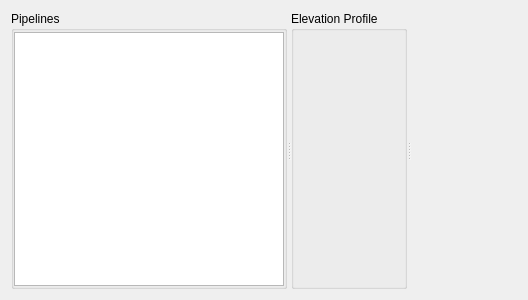
First picture: the form in mlapp/src/views/pipeline_widget_base.ui, repository Trailmarker/paddock-power, before the edit.
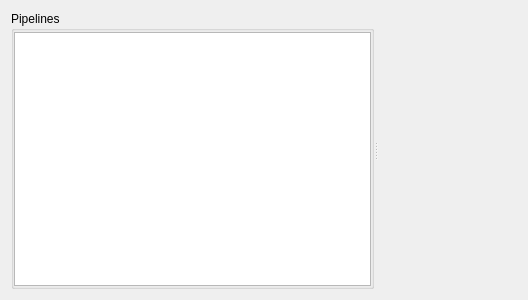
Second picture: the form after the edit. Custom widgets are drawn as their Qt base class.

Commit message: Fence and Pipeline profiles are now popped as a dialog when you select a feature (PP-55)

```diff
--- a/mlapp/src/views/pipeline_widget_base.ui
+++ b/mlapp/src/views/pipeline_widget_base.ui
@@ -44,77 +44,13 @@
        </property>
        <item>
         <widget class="PipelineLayerList" name="pipelineList">
-        <property name="sizePolicy">
-       <sizepolicy hsizetype="Minimum" vsizetype="MinimumExpanding">
-        <horstretch>0</horstretch>
-        <verstretch>0</verstretch>
-       </sizepolicy>
-       </property>
-       </widget>
-       </item>
-      </layout>
-     </widget>
-     <widget class="QGroupBox" name="profileGroupBox">
-      <property name="sizePolicy">
-       <sizepolicy hsizetype="MinimumExpanding" vsizetype="MinimumExpanding">
-        <horstretch>0</horstretch>
-        <verstretch>0</verstretch>
-       </sizepolicy>
-      </property>
-      <property name="title">
-       <string>Elevation Profile</string>
-      </property>
-      <layout class="QVBoxLayout" name="profileVerticalLayout">
-       <property name="spacing">
-        <number>0</number>
-       </property>
-       <property name="leftMargin">
-        <number>0</number>
-       </property>
-       <property name="topMargin">
-        <number>1</number>
-       </property>
-       <property name="rightMargin">
-        <number>0</number>
-       </property>
-       <property name="bottomMargin">
-        <number>0</number>
-       </property>
-       <item>
-        <layout class="QVBoxLayout" name="profileLayout">
-         <property name="topMargin">
-          <number>0</number>
+         <property name="sizePolicy">
+          <sizepolicy hsizetype="Minimum" vsizetype="MinimumExpanding">
+           <horstretch>0</horstretch>
+           <verstretch>0</verstretch>
+          </sizepolicy>
          </property>
-         <item>
-          <widget class="ProfileDetails" name="profileDetails" native="true">
-           <property name="sizePolicy">
-            <sizepolicy hsizetype="MinimumExpanding" vsizetype="MinimumExpanding">
-             <horstretch>0</horstretch>
-             <verstretch>0</verstretch>
-            </sizepolicy>
-           </property>
-           <property name="minimumSize">
-            <size>
-             <width>0</width>
-             <height>0</height>
-            </size>
-           </property>
-          </widget>
-         </item>
-        </layout>
-       </item>
-       <item>
-        <spacer name="verticalSpacer">
-         <property name="orientation">
-          <enum>Qt::Vertical</enum>
-         </property>
-         <property name="sizeHint" stdset="0">
-          <size>
-           <width>20</width>
-           <height>40</height>
-          </size>
-         </property>
-        </spacer>
+        </widget>
        </item>
       </layout>
      </widget>
@@ -131,12 +67,6 @@
   </layout>
  </widget>
  <customwidgets>
-  <customwidget>
-   <class>ProfileDetails</class>
-   <extends>QWidget</extends>
-   <header>mlapp/src/widgets/profile_details/profile_details</header>
-   <container>1</container>
-  </customwidget>
   <customwidget>
    <class>PipelineLayerList</class>
    <extends>QListWidget</extends>
```
The commit also changes 6 other files.
